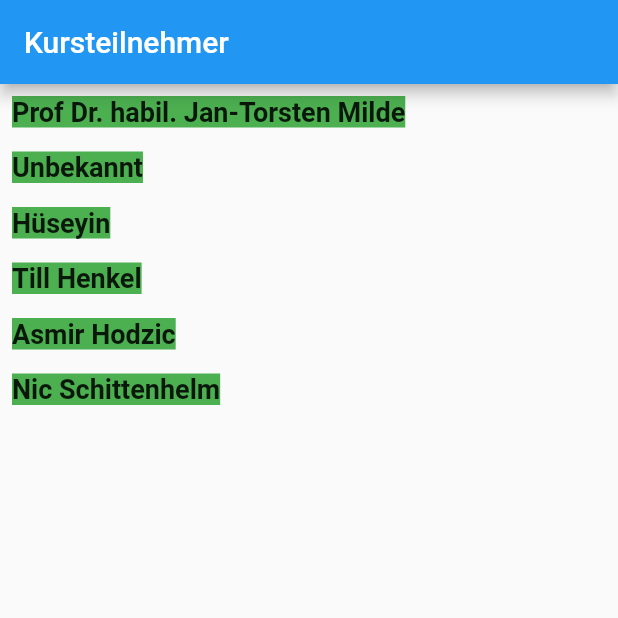
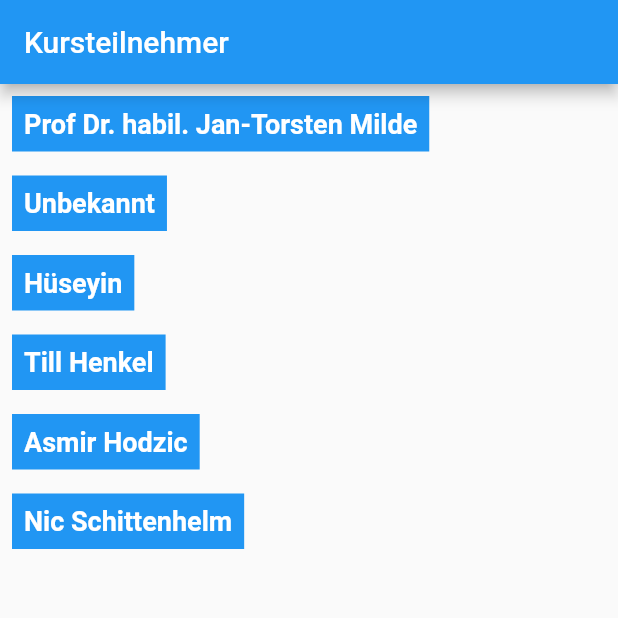
Before and after one commit to drmilde/kurs_2021_app, a Flutter app: the screen it shows after launch, on a phone screen of 412 x 824 dp, the top half of it. Run offline on Flutter 3.47's test engine with Material 2 defaults, Android fonts, the phone set to English and light mode, and no system bars; our stand-ins replace google_fonts.

Commit message:
Steckbrief Uodate

```diff
--- a/lib/screens/kurs_screen.dart
+++ b/lib/screens/kurs_screen.dart
@@ -39,12 +39,16 @@ class KursScreen extends StatelessWidget {
         },
         child: Container(
           //width: 200,
-          color: Colors.green,
-          child: Text(
-            text,
-            style: TextStyle(
-              fontSize: 18,
-              fontWeight: FontWeight.bold,
+          color: Colors.blue,
+          child: Padding(
+            padding: const EdgeInsets.all(8.0),
+            child: Text(
+              text,
+              style: TextStyle(
+                fontSize: 18,
+                color: Colors.white,
+                fontWeight: FontWeight.bold,
+              ),
             ),
           ),
         ),
```
